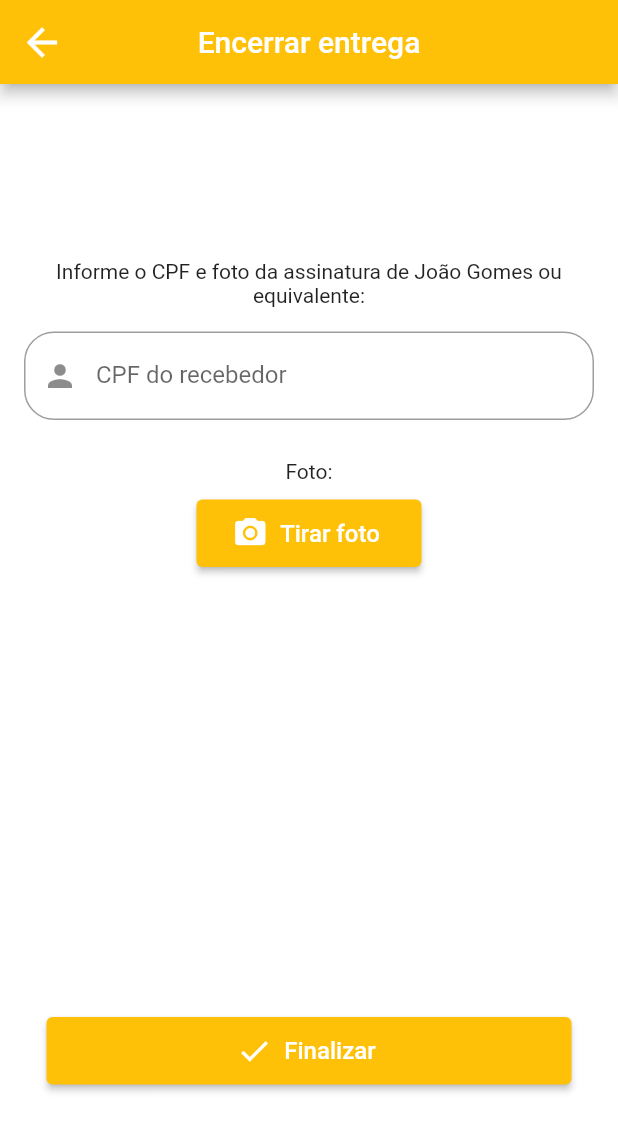
After one commit to hen-mi/app-correios, a Flutter app: the MostrarPacote screen opened directly with sample values from the repository, after a tap on the "check circle" icon, on a phone screen of 412 x 824 dp. The commit adds this screen. Shown: the top 1131 px of the screen. Run offline on Flutter 3.47's test engine with Material 2 defaults, Android fonts, the phone set to English and light mode, and no system bars; our stand-ins replace geocoding, geolocator, get, google_maps_flutter, image_picker, pie_chart; missing offline and left inert: camera_camera, flutter_polyline_points; network calls fail.

Commit message:
Tela home feita e Tela de finalizar entrega criada

```diff
--- a/lib/google-maps/mapa.dart
+++ b/lib/google-maps/mapa.dart
@@ -105,6 +105,11 @@ class _MapaState extends State<Mapa> {
 
       appBar: AppBar(
         centerTitle: true,
+        iconTheme: IconThemeData(
+          size: 30.0,
+          color: Colors.white,
+
+        ),
         title: Text('Mapa para a rota atual',
         style: TextStyle(
           color: Colors.white,
--- a/lib/main.dart
+++ b/lib/main.dart
@@ -12,7 +12,7 @@ void main() {
      initialRoute: "/Home",
     theme: ThemeData(
       primarySwatch: Colors.amber,
-      primaryColor: Colors.amber,
+
       secondaryHeaderColor: Colors.white,
     ),
     routes: {
--- a/lib/telas/adicionar.dart
+++ b/lib/telas/adicionar.dart
@@ -60,6 +60,11 @@ class _AdicionarNovoPacoteState extends State<AdicionarNovoPacote> {
 
           appBar: AppBar(
             centerTitle: true,
+            iconTheme: IconThemeData(
+              size: 30.0,
+              color: Colors.white,
+
+            ),
             title: Text('Adicionar um novo pacote',
                 style: TextStyle(
                   color: Colors.white,
--- /dev/null
+++ b/lib/telas/finalizar.dart
@@ -0,0 +1,172 @@
+import 'package:flutter/material.dart';
+import 'package:correios/models/pacote.dart';
+import 'package:image_picker/image_picker.dart';
+import 'package:camera_camera/camera_camera.dart';
+import 'package:get/get.dart';
+
+class finalizar extends StatefulWidget {
+  Pacote pacote;
+  finalizar({Key? key, required this.pacote}) : super(key: key);
+
+  @override
+  State<finalizar> createState() => _finalizarState();
+}
+
+class _finalizarState extends State<finalizar> {
+  final _formfim = GlobalKey<FormState>();
+  final TextEditingController CPFcontrolador = TextEditingController();
+  confirmar(){
+    if(_formfim.currentState!.validate()) {
+
+      ScaffoldMessenger.of(context).showSnackBar(
+          SnackBar(content: Text('Entrega encerrada com sucesso.'),)
+      );
+    }
+  }
+
+  @override
+  Widget build(BuildContext context) {
+    return Scaffold(
+      backgroundColor: Colors.white,
+
+      appBar: AppBar(
+        centerTitle: true,
+        iconTheme: IconThemeData(
+          size: 30.0,
+          color: Colors.white,
+
+        ),
+        title: Text('Encerrar entrega',
+            style: TextStyle(
+              color: Colors.white,
+            )),
+
+      ),
+    body: Padding(
+
+    padding: const EdgeInsets.all(16.0),
+    child: Center(
+    child: Column(
+    mainAxisAlignment: MainAxisAlignment.center,
+    children: <Widget>[
+      Form(
+        key: _formfim,
+          child: Column(
+            children: [
+              Padding(padding: EdgeInsets.all(16),
+                child: Text(
+                  'Informe o CPF e foto da assinatura de ${widget.pacote.proprietario} ou equivalente:',
+                  textAlign: TextAlign.center,
+
+                ),
+              ),
+              Padding(
+                padding: EdgeInsets.only(bottom: 20),
+
+                child: TextFormField(
+
+                  controller: CPFcontrolador,
+                  textCapitalization: TextCapitalization.words,
+
+                  decoration: InputDecoration(hintText: "000.000.000-00",
+                      border: OutlineInputBorder(
+                        borderRadius: new BorderRadius.circular(20.0),
+                        borderSide:  BorderSide(color: Colors.deepOrange),
+
+                      ),
+                      labelText: "CPF do recebedor",
+                      prefixIcon: Icon(Icons.person)
+
+                  ),
+                  keyboardType: TextInputType.number,
+                  validator: (value) {
+                    if(value!.isEmpty){
+                      return 'Informe um cpf válido';
+                    }
+                    return null;
+                  },
+                ),
+              ),
+              Padding(padding: EdgeInsets.all(6),
+                child: Text(
+                  'Foto:',
+                  textAlign: TextAlign.center,
+
+                ),
+              ),
+
+              Container(
+                margin: const EdgeInsets.only(top: 5.0),
+                child: SizedBox(
+                  width: 150,
+                  height: 45,
+
+                  child: ElevatedButton.icon(
+                    icon: Icon(Icons.camera_alt, color: Colors.white,),
+                    label: Text(
+                      'Tirar foto',
+                      style: TextStyle(
+                        fontSize: 16,
+                        color: Colors.white,
+
+                      ),
+                    ),
+
+                    onPressed: () => Get.to(
+                          () => CameraCamera(onFile: (file) => print(file)),
+                    ),
+
+
+                  ),
+                ),
+
+              ),
+              Container(
+                margin: const EdgeInsets.only(top: 300.0),
+                child: SizedBox(
+                  width: 350,
+                  height: 45,
+
+                  child: ElevatedButton.icon(
+
+                    icon: Icon(Icons.check, color: Colors.white,),
+                    label: Text(
+                      'Finalizar',
+                      style: TextStyle(
+                        fontSize: 16,
+                        color: Colors.white,
+
+                      ),
+                    ),
+
+                onPressed: () async {
+                if(_formfim.currentState!.validate()) {
+                print('Botão funciona');
+
+                setState(() {
+
+
+                confirmar();
+                Navigator.pushNamed(context, "/Home");
+
+
+                });
+                }
+
+
+                },
+
+
+                  ),
+                ),
+              ),
+            ],
+          )
+      ),
+    ],
+    ),
+    ),
+    ),
+    );
+  }
+}
--- a/lib/telas/mostrar_pacote.dart
+++ b/lib/telas/mostrar_pacote.dart
@@ -4,6 +4,8 @@ import 'package:google_maps_flutter/google_maps_flutter.dart';
 import 'package:correios/google-maps/rota.dart';
 import 'package:geocoding/geocoding.dart';
 import 'package:correios/google-maps/mapa.dart';
+
+import 'finalizar.dart';
 
 class Rota {
   LatLng origem;
@@ -24,9 +26,34 @@ class _MostrarPacoteState extends State<MostrarPacote> {
   Widget build(BuildContext context) {
     return Scaffold(
       appBar: AppBar(
+        iconTheme: IconThemeData(
+            size: 30.0,
+            color: Colors.white,
+
+        ),
         title: Text(widget.pacote.codigoRast, style: TextStyle(
           color: Colors.white,
         )),
+        actions: [
+          Padding(
+              padding: EdgeInsets.only(right: 20.0),
+              child: GestureDetector(
+                onTap: () {
+                  Navigator.push(
+                    context,
+                    MaterialPageRoute(
+                      builder: (_) => finalizar(pacote: widget.pacote),
+                    ),
+                  );
+                },
+                child: Icon(
+                  Icons.check_circle,
+                  size: 26.0,
+
+                ),
+              )
+          ),
+        ],
       ),
       body: Container(
         padding: const EdgeInsets.only(
--- a/lib/telas/perfil.dart
+++ b/lib/telas/perfil.dart
@@ -74,7 +74,7 @@ class Perfil extends StatelessWidget {
                 const Padding(
                   padding: EdgeInsets.only(top: 8, bottom: 64),
                   child: Text(
-                    "Jairo Rodriguez",
+                    "Conta Admin",
                     style: TextStyle(fontSize: 24, fontWeight: FontWeight.bold),
                   ),
                 ),
--- a/pubspec.yaml
+++ b/pubspec.yaml
@@ -46,6 +46,10 @@ dependencies:
   address_search_field: ^5.0.3
   location: ^4.4.0
   geolocator: ^9.0.2
+  pie_chart: ^5.3.2
+  camera_camera: ^2.0.2
+  image_picker: ^0.8.6
+  get: ^4.6.5
 
 dev_dependencies:
   flutter_test:
```
Also changed, not shown: lib/repositories/pacote_repository.dart (+21 -0 lines), lib/telas/pacotes.dart (+66 -8 lines), lib/telas/principal.dart (+77 -7 lines), pubspec.lock.
